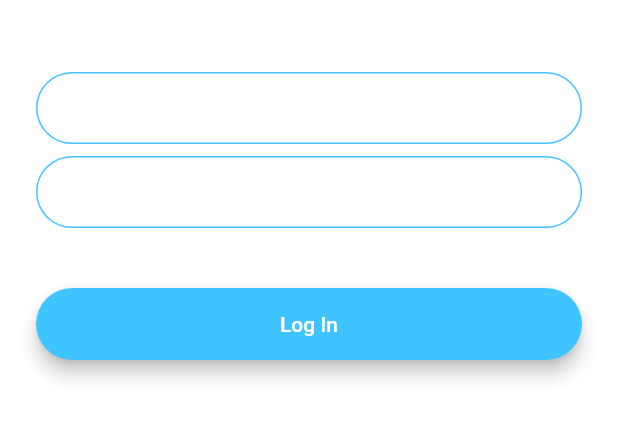
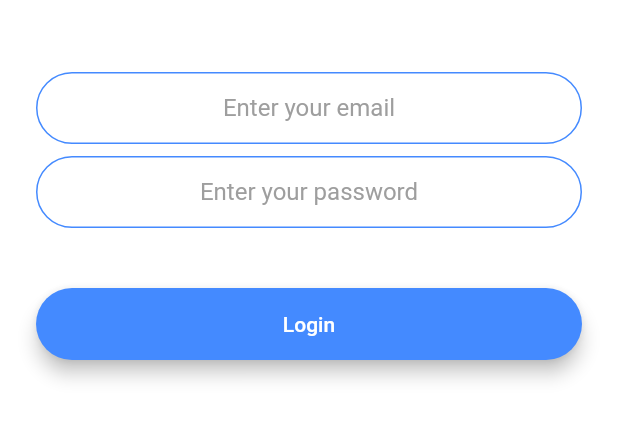
Before and after one commit to shofizone/flutter_flash_chat, a Flutter app: the LoginScreen screen opened directly, on a phone screen of 412 x 824 dp, the part 576-1018 px from its top. Run offline on Flutter 3.47's test engine with Material 2 defaults, Android fonts, the phone set to English and light mode, and no system bars; our stand-ins replace animated_text_kit, firebase_auth; accounts and stored records are empty.

Commit message:
fire login working !

```diff
--- a/lib/screens/login_screen.dart
+++ b/lib/screens/login_screen.dart
@@ -1,4 +1,8 @@
+import 'package:firebase_auth/firebase_auth.dart';
+import 'package:flutter/cupertino.dart';
 import 'package:flutter/material.dart';
+
+import 'chat_screen.dart';
 
 class LoginScreen extends StatefulWidget {
   @override
@@ -6,9 +10,18 @@ class LoginScreen extends StatefulWidget {
 }
 
 class _LoginScreenState extends State<LoginScreen> {
+
+  final _auth = FirebaseAuth.instance;
+
+  String email;
+  String password;
+  bool isLoading = false;
+  final _scaffoldKey = GlobalKey<ScaffoldState>();
+
   @override
   Widget build(BuildContext context) {
     return Scaffold(
+      key: _scaffoldKey,
       backgroundColor: Colors.white,
       body: Padding(
         padding: EdgeInsets.symmetric(horizontal: 24.0),
@@ -27,24 +40,26 @@ class _LoginScreenState extends State<LoginScreen> {
               height: 48.0,
             ),
             TextField(
+              textAlign: TextAlign.center,
+              keyboardType: TextInputType.emailAddress,
               onChanged: (value) {
-                //Do something with the user input.
+                email = value;
               },
+              style: TextStyle(color: Colors.black),
               decoration: InputDecoration(
                 hintText: 'Enter your email',
+                hintStyle: TextStyle(color: Colors.grey),
                 contentPadding:
-                    EdgeInsets.symmetric(vertical: 10.0, horizontal: 20.0),
+                EdgeInsets.symmetric(vertical: 10.0, horizontal: 20.0),
                 border: OutlineInputBorder(
                   borderRadius: BorderRadius.all(Radius.circular(32.0)),
                 ),
                 enabledBorder: OutlineInputBorder(
-                  borderSide:
-                      BorderSide(color: Colors.lightBlueAccent, width: 1.0),
+                  borderSide: BorderSide(color: Colors.blueAccent, width: 1.0),
                   borderRadius: BorderRadius.all(Radius.circular(32.0)),
                 ),
                 focusedBorder: OutlineInputBorder(
-                  borderSide:
-                      BorderSide(color: Colors.lightBlueAccent, width: 2.0),
+                  borderSide: BorderSide(color: Colors.blueAccent, width: 2.0),
                   borderRadius: BorderRadius.all(Radius.circular(32.0)),
                 ),
               ),
@@ -53,24 +68,25 @@ class _LoginScreenState extends State<LoginScreen> {
               height: 8.0,
             ),
             TextField(
+              textAlign: TextAlign.center,
+              style: TextStyle(color: Colors.black),
               onChanged: (value) {
-                //Do something with the user input.
+                password = value;
               },
               decoration: InputDecoration(
-                hintText: 'Enter your password.',
+                hintText: 'Enter your password',
+                hintStyle: TextStyle(color: Colors.grey),
                 contentPadding:
-                    EdgeInsets.symmetric(vertical: 10.0, horizontal: 20.0),
+                EdgeInsets.symmetric(vertical: 10.0, horizontal: 20.0),
                 border: OutlineInputBorder(
                   borderRadius: BorderRadius.all(Radius.circular(32.0)),
                 ),
                 enabledBorder: OutlineInputBorder(
-                  borderSide:
-                      BorderSide(color: Colors.lightBlueAccent, width: 1.0),
+                  borderSide: BorderSide(color: Colors.blueAccent, width: 1.0),
                   borderRadius: BorderRadius.all(Radius.circular(32.0)),
                 ),
                 focusedBorder: OutlineInputBorder(
-                  borderSide:
-                      BorderSide(color: Colors.lightBlueAccent, width: 2.0),
+                  borderSide: BorderSide(color: Colors.blueAccent, width: 2.0),
                   borderRadius: BorderRadius.all(Radius.circular(32.0)),
                 ),
               ),
@@ -78,20 +94,44 @@ class _LoginScreenState extends State<LoginScreen> {
             SizedBox(
               height: 24.0,
             ),
-            Padding(
+            isLoading
+                ? CupertinoActivityIndicator()
+                : Padding(
               padding: EdgeInsets.symmetric(vertical: 16.0),
               child: Material(
-                color: Colors.lightBlueAccent,
+                color: Colors.blueAccent,
                 borderRadius: BorderRadius.all(Radius.circular(30.0)),
                 elevation: 5.0,
                 child: MaterialButton(
-                  onPressed: () {
-                    //Implement login functionality.
+                  onPressed: () async {
+                    setState(() {
+                      isLoading = true;
+                    });
+                    try {
+                      final newUser =
+                     await _auth.signInWithEmailAndPassword(email: email, password: password);
+                      if (newUser != null) {
+                        setState(() {
+                          isLoading = false;
+                        });
+                        Navigator.of(context).pushAndRemoveUntil(
+                            MaterialPageRoute(
+                                builder: (context) => ChatScreen()),
+                                (_) => false);
+                      }
+                    } catch (e) {
+                      setState(() {
+                        _showSnackBar(
+                            color: Colors.red, text: "Login Unsuccessful !");
+                        isLoading = false;
+                      });
+                    }
                   },
                   minWidth: 200.0,
                   height: 42.0,
                   child: Text(
-                    'Log In',
+                    'Login',
+                    style: TextStyle(color: Colors.white),
                   ),
                 ),
               ),
@@ -101,4 +141,11 @@ class _LoginScreenState extends State<LoginScreen> {
       ),
     );
   }
+
+  _showSnackBar({@required String text, @required Color color}) {
+    _scaffoldKey.currentState.showSnackBar(SnackBar(
+      content: Text(text),
+      backgroundColor: color,
+    ));
+  }
 }
```
Also changed, not shown: lib/main.dart (+19 -5 lines), lib/screens/chat_screen.dart (+8 -1 lines), lib/screens/registration_screen.dart (+54 -5 lines), 1 other file.
